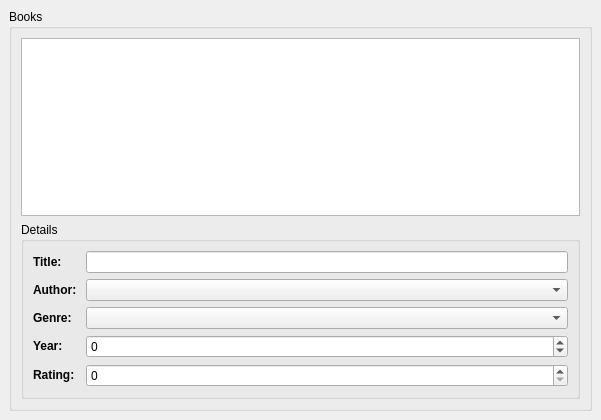
First picture: the form in examples/books/bookwindow.ui, repository steveire/grantlee, before the edit.
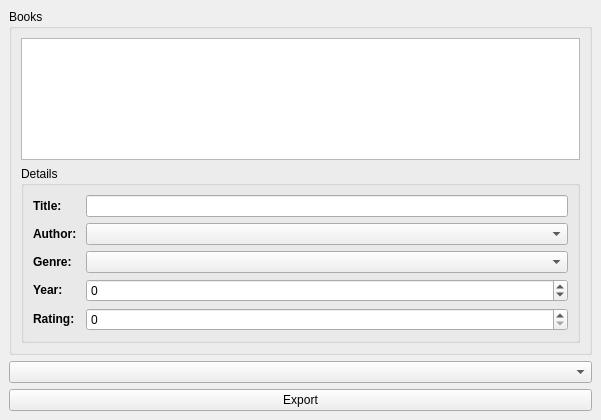
Second picture: the form after the edit.

Commit message: Add a button for exporting books.

Patch:
```diff
--- a/examples/books/bookwindow.ui
+++ b/examples/books/bookwindow.ui
@@ -133,6 +133,20 @@
       </layout>
      </widget>
     </item>
+    <item>
+     <widget class="QComboBox" name="exportTheme" >
+      <property name="enabled" >
+       <bool>true</bool>
+      </property>
+     </widget>
+     </item>
+     <item>
+      <widget class="QPushButton" name="exportButton" >
+        <property name="text" >
+          <string>Export</string>
+        </property>
+      </widget>
+     </item>
    </layout>
   </widget>
  </widget>
```
